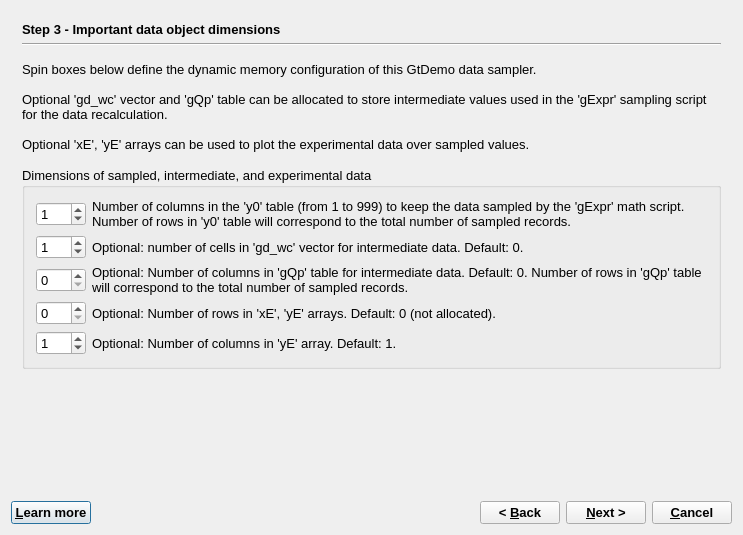
gemshub/GEMSGUI, file GUI/Dialogs4/GtDemoWizard4.ui: the form before one commit.
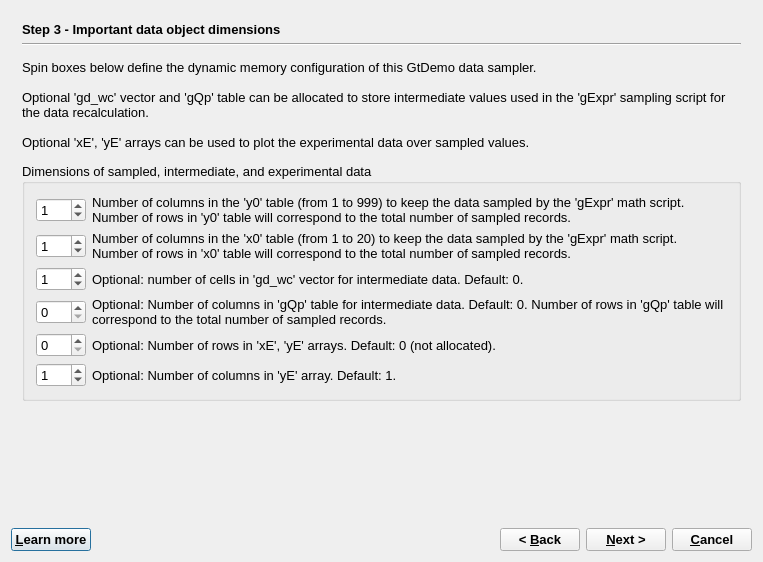
The form after the commit. The open tabs and pages were chosen to show the change.

The edit to the form file:
```diff
--- a/GUI/Dialogs4/GtDemoWizard4.ui
+++ b/GUI/Dialogs4/GtDemoWizard4.ui
@@ -9,8 +9,8 @@
    <rect>
     <x>0</x>
     <y>0</y>
-    <width>743</width>
-    <height>535</height>
+    <width>763</width>
+    <height>562</height>
    </rect>
   </property>
   <property name="font">
@@ -24,8 +24,8 @@
   <property name="modal">
    <bool>true</bool>
   </property>
-  <layout class="QVBoxLayout" name="verticalLayout_3">
-   <item>
+  <layout class="QGridLayout" name="gridLayout_3">
+   <item row="0" column="0" colspan="5">
     <widget class="QStackedWidget" name="stackedWidget">
      <property name="mouseTracking">
       <bool>false</bool>
@@ -300,8 +300,8 @@
       </layout>
      </widget>
      <widget class="QWidget" name="page_2">
-      <layout class="QGridLayout" name="gridLayout12">
-       <item row="0" column="0">
+      <layout class="QVBoxLayout" name="verticalLayout_3">
+       <item>
         <widget class="QLabel" name="label">
          <property name="sizePolicy">
           <sizepolicy hsizetype="Preferred" vsizetype="Fixed">
@@ -320,14 +320,14 @@
          </property>
         </widget>
        </item>
-       <item row="1" column="0">
+       <item>
         <widget class="Line" name="line_2">
          <property name="orientation">
           <enum>Qt::Horizontal</enum>
          </property>
         </widget>
        </item>
-       <item row="2" column="0">
+       <item>
         <widget class="QLabel" name="label_2">
          <property name="text">
           <string>Spin boxes below define the dynamic memory configuration of this GtDemo data sampler.
@@ -341,14 +341,14 @@
          </property>
         </widget>
        </item>
-       <item row="3" column="0">
+       <item>
         <widget class="QGroupBox" name="groupBox_4">
          <property name="title">
           <string>Dimensions of sampled, intermediate, and experimental data</string>
          </property>
-         <layout class="QGridLayout">
+         <layout class="QGridLayout" name="gridLayout">
           <item row="0" column="0">
-           <widget class="QSpinBox" name="pGraph">
+           <widget class="QSpinBox" name="pGraphY">
             <property name="sizePolicy">
              <sizepolicy hsizetype="Fixed" vsizetype="Fixed">
               <horstretch>0</horstretch>
@@ -389,7 +389,7 @@
            </widget>
           </item>
           <item row="1" column="0">
-           <widget class="QSpinBox" name="pNwc">
+           <widget class="QSpinBox" name="pGraphX">
             <property name="sizePolicy">
              <sizepolicy hsizetype="Fixed" vsizetype="Fixed">
               <horstretch>0</horstretch>
@@ -406,7 +406,7 @@
              <number>0</number>
             </property>
             <property name="maximum">
-             <number>999</number>
+             <number>20</number>
             </property>
             <property name="value">
              <number>1</number>
@@ -414,6 +414,47 @@
            </widget>
           </item>
           <item row="1" column="1">
+           <widget class="QLabel" name="TextLabel1_3">
+            <property name="text">
+             <string>Number of columns in the 'x0' table (from 1 to 20) to keep the data sampled by the 'gExpr' math script. Number of rows in 'x0' table will correspond to the total number of sampled records.</string>
+            </property>
+            <property name="alignment">
+             <set>Qt::AlignVCenter</set>
+            </property>
+            <property name="wordWrap">
+             <bool>true</bool>
+            </property>
+            <property name="buddy">
+             <cstring>pGraphY</cstring>
+            </property>
+           </widget>
+          </item>
+          <item row="2" column="0">
+           <widget class="QSpinBox" name="pNwc">
+            <property name="sizePolicy">
+             <sizepolicy hsizetype="Fixed" vsizetype="Fixed">
+              <horstretch>0</horstretch>
+              <verstretch>0</verstretch>
+             </sizepolicy>
+            </property>
+            <property name="minimumSize">
+             <size>
+              <width>50</width>
+              <height>0</height>
+             </size>
+            </property>
+            <property name="minimum">
+             <number>0</number>
+            </property>
+            <property name="maximum">
+             <number>999</number>
+            </property>
+            <property name="value">
+             <number>1</number>
+            </property>
+           </widget>
+          </item>
+          <item row="2" column="1">
            <widget class="QLabel" name="TextLabel1">
             <property name="text">
              <string>Optional: number of cells in 'gd_wc' vector for intermediate data. Default: 0.</string>
@@ -429,7 +470,7 @@
             </property>
            </widget>
           </item>
-          <item row="2" column="0">
+          <item row="3" column="0">
            <widget class="QSpinBox" name="pNqp">
             <property name="sizePolicy">
              <sizepolicy hsizetype="Fixed" vsizetype="Fixed">
@@ -454,7 +495,7 @@
             </property>
            </widget>
           </item>
-          <item row="2" column="1">
+          <item row="3" column="1">
            <widget class="QLabel" name="TextLabel2">
             <property name="text">
              <string>Optional: Number of columns in 'gQp' table for intermediate data. Default: 0. Number of rows in 'gQp' table will correspond to the total number of sampled records.</string>
@@ -470,7 +511,7 @@
             </property>
            </widget>
           </item>
-          <item row="3" column="0">
+          <item row="4" column="0">
            <widget class="QSpinBox" name="pELine">
             <property name="sizePolicy">
              <sizepolicy hsizetype="Fixed" vsizetype="Fixed">
@@ -492,7 +533,7 @@
             </property>
            </widget>
           </item>
-          <item row="3" column="1">
+          <item row="4" column="1">
            <widget class="QLabel" name="TextLabel1_2_2">
             <property name="text">
              <string>Optional: Number of rows in 'xE', 'yE' arrays. Default: 0 (not allocated).</string>
@@ -508,7 +549,7 @@
             </property>
            </widget>
           </item>
-          <item row="4" column="0">
+          <item row="5" column="0">
            <widget class="QSpinBox" name="pECol">
             <property name="sizePolicy">
              <sizepolicy hsizetype="Fixed" vsizetype="Fixed">
@@ -533,7 +574,7 @@
             </property>
            </widget>
           </item>
-          <item row="4" column="1">
+          <item row="5" column="1">
            <widget class="QLabel" name="TextLabel1_2_2_2">
             <property name="text">
              <string>Optional: Number of columns in 'yE' array. Default: 1.</string>
@@ -549,7 +590,7 @@
          </layout>
         </widget>
        </item>
-       <item row="4" column="0">
+       <item>
         <widget class="QLabel" name="label_4">
          <property name="text">
           <string/>
@@ -751,9 +792,7 @@
      </widget>
     </widget>
    </item>
-   <item>
-    <layout class="QHBoxLayout" name="gridLayout21">
-     <item>
+   <item row="1" column="0" rowspan="2">
       <widget class="QPushButton" name="pHelp">
        <property name="font">
         <font>
@@ -769,20 +808,20 @@
        </property>
       </widget>
      </item>
-     <item>
+   <item row="2" column="1">
       <spacer name="sp_1">
        <property name="orientation">
         <enum>Qt::Horizontal</enum>
        </property>
        <property name="sizeHint" stdset="0">
         <size>
-         <width>40</width>
+       <width>353</width>
          <height>20</height>
         </size>
        </property>
       </spacer>
      </item>
-     <item>
+   <item row="1" column="2" rowspan="2">
       <widget class="QPushButton" name="pBack">
        <property name="font">
         <font>
@@ -795,7 +834,7 @@
        </property>
       </widget>
      </item>
-     <item>
+   <item row="1" column="3" rowspan="2">
       <widget class="QPushButton" name="pNext">
        <property name="font">
         <font>
@@ -808,7 +847,7 @@
        </property>
       </widget>
      </item>
-     <item>
+   <item row="1" column="4" rowspan="2">
       <widget class="QPushButton" name="pCancel">
        <property name="font">
         <font>
@@ -822,8 +861,6 @@
       </widget>
      </item>
     </layout>
-   </item>
-  </layout>
  </widget>
  <layoutdefault spacing="6" margin="11"/>
  <tabstops>
```
Left out of the diff: 36 changed lines with no effect on the pictures. Lines whose indentation alone changed are shown as unchanged.
